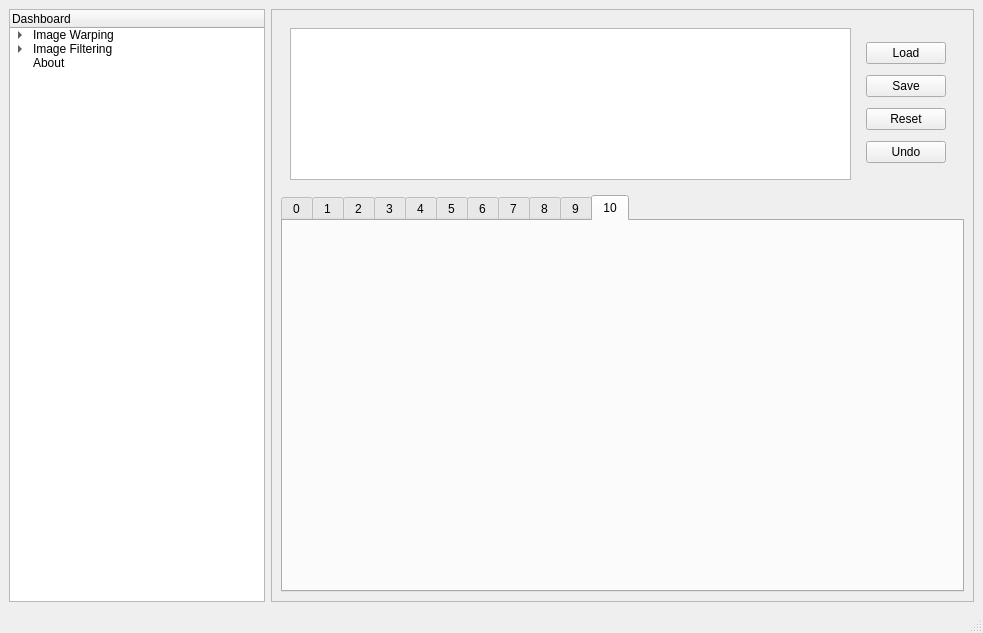
The window that mainwindow.ui (elifcansuyildiz/ImageProcessingQtApplication) describes before a commit, drawn with Qt 5.
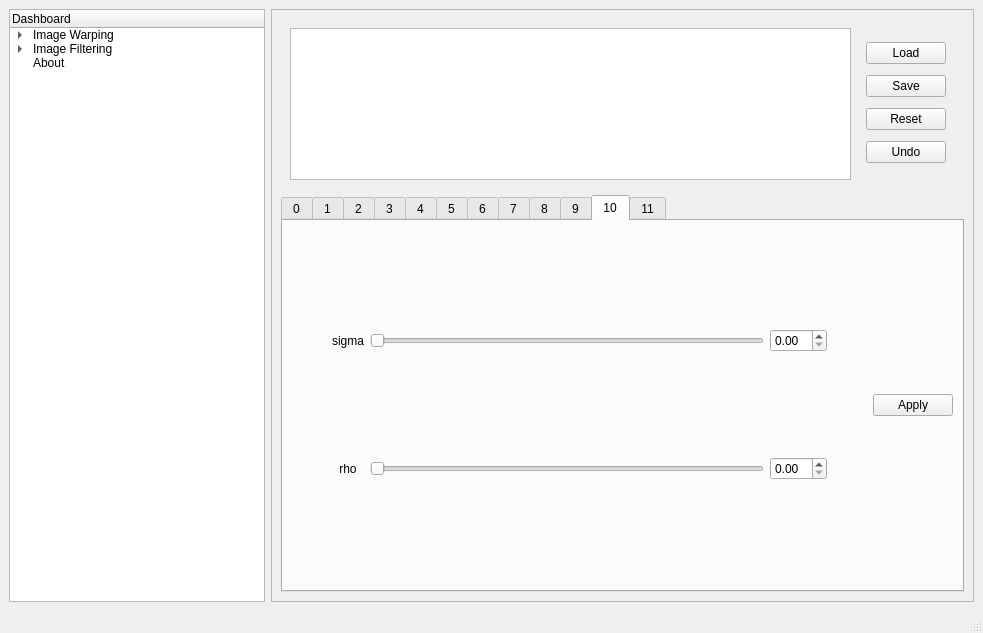
The same window after the commit. The open tabs and pages were chosen to show the change.

The edit to the form file:
```diff
--- a/mainwindow.ui
+++ b/mainwindow.ui
@@ -1964,6 +1964,198 @@
           <attribute name="title">
            <string>10</string>
           </attribute>
+          <layout class="QHBoxLayout" name="horizontalLayout_23">
+           <item>
+            <layout class="QGridLayout" name="gridLayout_6">
+             <item row="1" column="4">
+              <spacer name="horizontalSpacer_56">
+               <property name="orientation">
+                <enum>Qt::Horizontal</enum>
+               </property>
+               <property name="sizeHint" stdset="0">
+                <size>
+                 <width>40</width>
+                 <height>20</height>
+                </size>
+               </property>
+              </spacer>
+             </item>
+             <item row="1" column="2">
+              <widget class="QSlider" name="bilateral_rho_slider">
+               <property name="accessibleName">
+                <string>y</string>
+               </property>
+               <property name="orientation">
+                <enum>Qt::Horizontal</enum>
+               </property>
+              </widget>
+             </item>
+             <item row="1" column="1">
+              <widget class="QLabel" name="label_42">
+               <property name="text">
+                <string>rho</string>
+               </property>
+               <property name="alignment">
+                <set>Qt::AlignCenter</set>
+               </property>
+              </widget>
+             </item>
+             <item row="0" column="1">
+              <widget class="QLabel" name="label_43">
+               <property name="text">
+                <string>sigma</string>
+               </property>
+               <property name="alignment">
+                <set>Qt::AlignCenter</set>
+               </property>
+              </widget>
+             </item>
+             <item row="1" column="0">
+              <spacer name="horizontalSpacer_51">
+               <property name="orientation">
+                <enum>Qt::Horizontal</enum>
+               </property>
+               <property name="sizeHint" stdset="0">
+                <size>
+                 <width>40</width>
+                 <height>20</height>
+                </size>
+               </property>
+              </spacer>
+             </item>
+             <item row="0" column="2">
+              <widget class="QSlider" name="bilateral_sigma_slider">
+               <property name="sizePolicy">
+                <sizepolicy hsizetype="Expanding" vsizetype="Fixed">
+                 <horstretch>100</horstretch>
+                 <verstretch>0</verstretch>
+                </sizepolicy>
+               </property>
+               <property name="accessibleName">
+                <string>x</string>
+               </property>
+               <property name="orientation">
+                <enum>Qt::Horizontal</enum>
+               </property>
+              </widget>
+             </item>
+             <item row="0" column="0">
+              <spacer name="horizontalSpacer_52">
+               <property name="orientation">
+                <enum>Qt::Horizontal</enum>
+               </property>
+               <property name="sizeHint" stdset="0">
+                <size>
+                 <width>40</width>
+                 <height>20</height>
+                </size>
+               </property>
+              </spacer>
+             </item>
+             <item row="0" column="4">
+              <spacer name="horizontalSpacer_57">
+               <property name="orientation">
+                <enum>Qt::Horizontal</enum>
+               </property>
+               <property name="sizeHint" stdset="0">
+                <size>
+                 <width>40</width>
+                 <height>20</height>
+                </size>
+               </property>
+              </spacer>
+             </item>
+             <item row="0" column="3">
+              <widget class="QDoubleSpinBox" name="bilateral_sigma_spinbox"/>
+             </item>
+             <item row="1" column="3">
+              <widget class="QDoubleSpinBox" name="bilateral_rho_spinbox"/>
+             </item>
+            </layout>
+           </item>
+           <item>
+            <widget class="QPushButton" name="bilateral_apply_button">
+             <property name="accessibleName">
+              <string>tab_button</string>
+             </property>
+             <property name="text">
+              <string>Apply</string>
+             </property>
+            </widget>
+           </item>
+          </layout>
+         </widget>
+         <widget class="QWidget" name="tab_12">
+          <attribute name="title">
+           <string>11</string>
+          </attribute>
+          <layout class="QHBoxLayout" name="horizontalLayout_27">
+           <item>
+            <widget class="QWidget" name="widget_20" native="true">
+             <layout class="QHBoxLayout" name="horizontalLayout_25">
+              <item>
+               <spacer name="horizontalSpacer_49">
+                <property name="orientation">
+                 <enum>Qt::Horizontal</enum>
+                </property>
+                <property name="sizeHint" stdset="0">
+                 <size>
+                  <width>40</width>
+                  <height>20</height>
+                 </size>
+                </property>
+               </spacer>
+              </item>
+              <item>
+               <widget class="QLabel" name="label_15">
+                <property name="text">
+                 <string>size</string>
+                </property>
+               </widget>
+              </item>
+              <item>
+               <widget class="QSlider" name="mean_size_slider">
+                <property name="sizePolicy">
+                 <sizepolicy hsizetype="Expanding" vsizetype="Fixed">
+                  <horstretch>100</horstretch>
+                  <verstretch>0</verstretch>
+                 </sizepolicy>
+                </property>
+                <property name="orientation">
+                 <enum>Qt::Horizontal</enum>
+                </property>
+               </widget>
+              </item>
+              <item>
+               <widget class="QDoubleSpinBox" name="mean_size_spinbox"/>
+              </item>
+              <item>
+               <spacer name="horizontalSpacer_50">
+                <property name="orientation">
+                 <enum>Qt::Horizontal</enum>
+                </property>
+                <property name="sizeHint" stdset="0">
+                 <size>
+                  <width>40</width>
+                  <height>20</height>
+                 </size>
+                </property>
+               </spacer>
+              </item>
+             </layout>
+            </widget>
+           </item>
+           <item>
+            <widget class="QPushButton" name="mean_apply_button">
+             <property name="accessibleName">
+              <string>tab_button</string>
+             </property>
+             <property name="text">
+              <string>Apply</string>
+             </property>
+            </widget>
+           </item>
+          </layout>
          </widget>
         </widget>
        </item>
```
Left out of the diff: 142 changed lines with no effect on the pictures.
